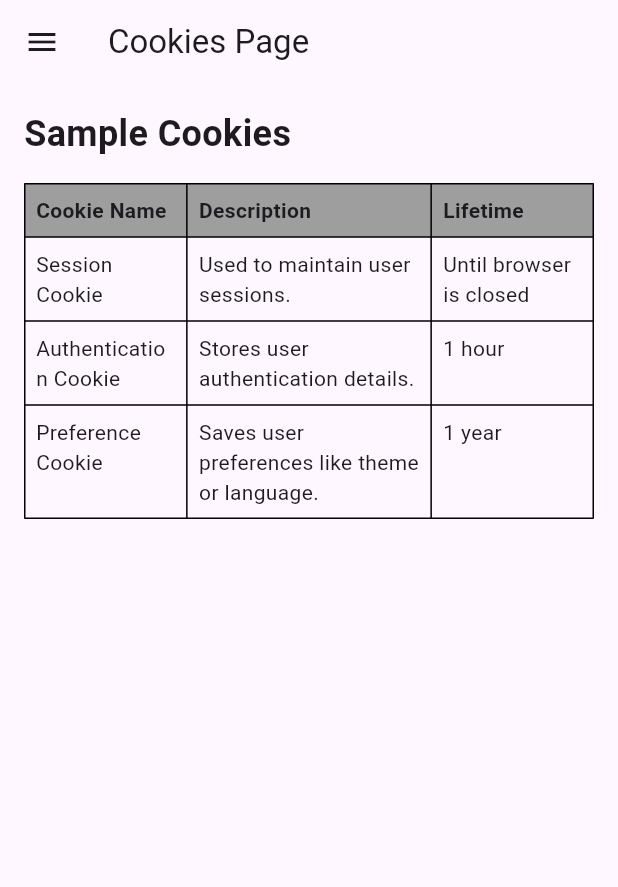
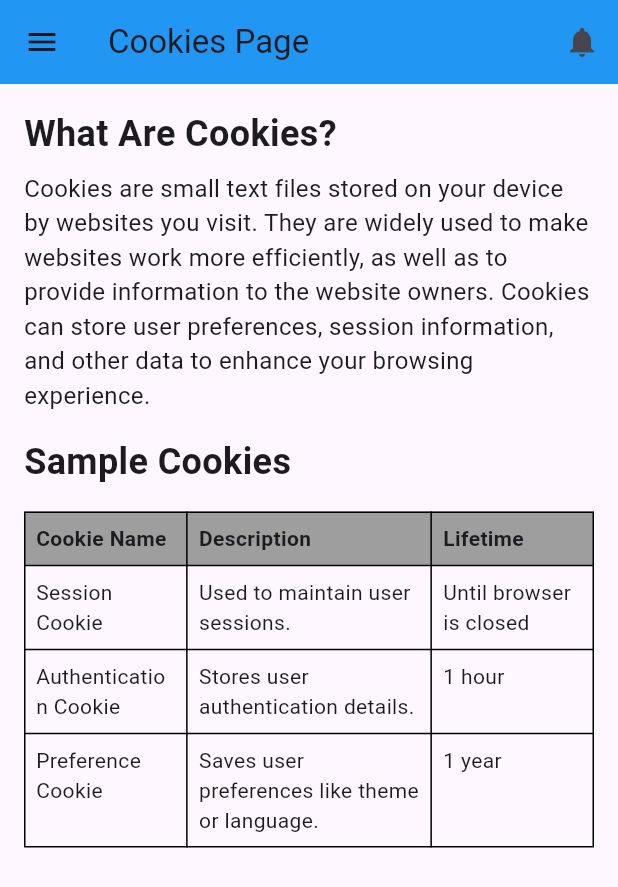
Before and after one commit to easv4sem/flutter_hestia, a Flutter app: the CookiesPage screen opened by its route, on a phone screen of 412 x 824 dp. Shown: the top 887 px of the screen. Run offline on Flutter 3.47's test engine with Material 3 defaults, Android fonts, the phone set to English and light mode, and no system bars; our stand-ins replace go_router.

Commit message:
Add initial implementation of app structure with routing, pages, and assets
- Created cookie and privacy policy JSON files for data storage.
- Implemented main layout and navigation structure with a drawer.
- Added pages for Home, Cookies, Privacy Policy, Settings, and Not Found.
- Integrated app constants for app name, version, and description.
- Updated pubspec.yaml to include new dependencies and assets.

```diff
--- /dev/null
+++ b/assets/cookies_info.json
@@ -0,0 +1,6 @@
+{
+  "introduction": {
+    "title": "What Are Cookies?",
+    "content": "Cookies are small text files stored on your device by websites you visit. They are widely used to make websites work more efficiently, as well as to provide information to the website owners. Cookies can store user preferences, session information, and other data to enhance your browsing experience."
+  }
+}
--- /dev/null
+++ b/lib/core/app_constants.dart
@@ -0,0 +1,5 @@
+class AppConstants {
+  static const String appName = 'Hestia';
+  static const String appVersion = '1.0.0';
+  static const String appDescription = 'Hestia is a sample Flutter application.';
+}
--- a/lib/main.dart
+++ b/lib/main.dart
@@ -1,5 +1,6 @@
 import 'package:flutter/material.dart';
 import 'package:hestia/core/router.dart';
+import 'package:hestia/core/app_constants.dart';
 
 void main() {
   runApp(MyApp());
@@ -11,6 +12,10 @@ class MyApp extends StatelessWidget {
   @override
   Widget build(BuildContext context) {
 
-    return MaterialApp.router(routerConfig: AppRouter.router);
+    return MaterialApp.router(routerConfig: AppRouter.router,
+      title: Text(AppConstants.appName).data.toString(),
+      debugShowCheckedModeBanner: false,
+    );
   }
+
 }
--- a/lib/pages/cookies_page.dart
+++ /dev/null
@@ -1,100 +0,0 @@
-import 'package:flutter/material.dart';
-import 'package:hestia/widgets/main_layout_widget.dart';
-
-class CookiesPage extends StatelessWidget {
-  const CookiesPage({super.key});
-
-  @override
-  Widget build(BuildContext context) {
-    // Example list of cookies
-    final cookies = [
-      {'name': 'Session Cookie', 'description': 'Used to maintain user sessions.', 'lifetime': 'Until browser is closed'},
-      {'name': 'Authentication Cookie', 'description': 'Stores user authentication details.', 'lifetime': '1 hour'},
-      {'name': 'Preference Cookie', 'description': 'Saves user preferences like theme or language.', 'lifetime': '1 year'},
-    ];
-
-    return MainLayoutWidget(
-      title: 'Cookies Page',
-      body: Padding(
-        padding: const EdgeInsets.all(16.0),
-        child: Column(
-          crossAxisAlignment: CrossAxisAlignment.start,
-          children: [
-            const Text(
-              'Sample Cookies',
-              style: TextStyle(fontSize: 24, fontWeight: FontWeight.bold),
-            ),
-            const SizedBox(height: 16),
-            CookiesTable(cookies: cookies), // Pass the list of cookies here
-          ],
-        ),
-      ),
-    );
-  }
-}
-
-class CookiesTable extends StatelessWidget {
-  final List<Map<String, String>> cookies;
-
-  const CookiesTable({super.key, required this.cookies});
-
-  @override
-  Widget build(BuildContext context) {
-    return Table(
-      border: TableBorder.all(),
-      columnWidths: const {
-        0: FlexColumnWidth(2),
-        1: FlexColumnWidth(3),
-        2: FlexColumnWidth(2),
-      },
-      children: [
-        // Header row
-        const TableRow(
-          decoration: BoxDecoration(color: Colors.grey),
-          children: [
-            Padding(
-              padding: EdgeInsets.all(8.0),
-              child: Text(
-                'Cookie Name',
-                style: TextStyle(fontWeight: FontWeight.bold),
-              ),
-            ),
-            Padding(
-              padding: EdgeInsets.all(8.0),
-              child: Text(
-                'Description',
-                style: TextStyle(fontWeight: FontWeight.bold),
-              ),
-            ),
-            Padding(
-              padding: EdgeInsets.all(8.0),
-              child: Text(
-                'Lifetime',
-                style: TextStyle(fontWeight: FontWeight.bold),
-              ),
-            ),
-          ],
-        ),
-        // Data rows
-        ...cookies.map((cookie) {
-          return TableRow(
-            children: [
-              Padding(
-                padding: const EdgeInsets.all(8.0),
-                child: Text(cookie['name'] ?? ''),
-              ),
-              Padding(
-                padding: const EdgeInsets.all(8.0),
-                child: Text(cookie['description'] ?? ''),
-              ),
-              Padding(
-                padding: const EdgeInsets.all(8.0),
-                child: Text(cookie['lifetime'] ?? ''),
-              ),
-            ],
-          );
-        }).toList(),
-      ],
-    );
-  }
-}
--- /dev/null
+++ b/lib/presentation/pages/cookies_page.dart
@@ -0,0 +1,153 @@
+import 'dart:convert';
+import 'package:flutter/material.dart';
+import 'package:hestia/presentation/widgets/main_layout_widget.dart';
+
+class CookiesPage extends StatelessWidget {
+  const CookiesPage({super.key});
+
+  Future<Map<String, String>> _loadIntroduction(BuildContext context) async {
+    final String jsonString = await DefaultAssetBundle.of(context).loadString('assets/cookies_info.json');
+    final Map<String, dynamic> jsonData = json.decode(jsonString);
+    return {
+      'title': jsonData['introduction']['title'] as String,
+      'content': jsonData['introduction']['content'] as String,
+    };
+  }
+
+  Future<List<Map<String, String>>> _loadCookies(BuildContext context) async {
+    final String jsonString = await DefaultAssetBundle.of(context).loadString('assets/cookies.json');
+    final List<dynamic> jsonData = json.decode(jsonString);
+    return jsonData.map((item) => {
+          'name': item['name'] as String,
+          'description': item['description'] as String,
+          'lifetime': item['lifetime'] as String,
+        }).toList();
+  }
+
+  @override
+  Widget build(BuildContext context) {
+    return MainLayoutWidget(
+      title: 'Cookies Page',
+      body: Padding(
+        padding: const EdgeInsets.all(16.0),
+        child: FutureBuilder<Map<String, String>>(
+          future: _loadIntroduction(context),
+          builder: (context, introSnapshot) {
+            if (introSnapshot.connectionState == ConnectionState.waiting) {
+              return const Center(child: CircularProgressIndicator());
+            } else if (introSnapshot.hasError) {
+              return const Center(child: Text('Failed to load introduction.'));
+            } else if (!introSnapshot.hasData) {
+              return const Center(child: Text('No introduction data available.'));
+            }
+
+            final introduction = introSnapshot.data!;
+            return FutureBuilder<List<Map<String, String>>>(
+              future: _loadCookies(context),
+              builder: (context, cookiesSnapshot) {
+                if (cookiesSnapshot.connectionState == ConnectionState.waiting) {
+                  return const Center(child: CircularProgressIndicator());
+                } else if (cookiesSnapshot.hasError) {
+                  return const Center(child: Text('Failed to load cookies.'));
+                } else if (!cookiesSnapshot.hasData || cookiesSnapshot.data!.isEmpty) {
+                  return const Center(child: Text('No cookies data available.'));
+                }
+
+                final cookies = cookiesSnapshot.data!;
+                return SingleChildScrollView(
+                  child: Column(
+                    crossAxisAlignment: CrossAxisAlignment.start,
+                    children: [
+                      Text(
+                        introduction['title']!,
+                        style: const TextStyle(fontSize: 24, fontWeight: FontWeight.bold),
+                      ),
+                      const SizedBox(height: 8),
+                      Text(
+                        introduction['content']!,
+                        style: const TextStyle(fontSize: 16),
+                      ),
+                      const SizedBox(height: 16),
+                      const Text(
+                        'Sample Cookies',
+                        style: TextStyle(fontSize: 24, fontWeight: FontWeight.bold),
+                      ),
+                      const SizedBox(height: 16),
+                      CookiesTable(cookies: cookies), // Pass the loaded cookies here
+                    ],
+                  ),
+                );
+              },
+            );
+          },
+        ),
+      ),
+    );
+  }
+}
+
+class CookiesTable extends StatelessWidget {
+  final List<Map<String, String>> cookies;
+
+  const CookiesTable({super.key, required this.cookies});
+
+  @override
+  Widget build(BuildContext context) {
+    return Table(
+      border: TableBorder.all(),
+      columnWidths: const {
+        0: FlexColumnWidth(2),
+        1: FlexColumnWidth(3),
+        2: FlexColumnWidth(2),
+      },
+      children: [
+        // Header row
+        const TableRow(
+          decoration: BoxDecoration(color: Colors.grey),
+          children: [
+            Padding(
+              padding: EdgeInsets.all(8.0),
+              child: Text(
+                'Cookie Name',
+                style: TextStyle(fontWeight: FontWeight.bold),
+              ),
+            ),
+            Padding(
+              padding: EdgeInsets.all(8.0),
+              child: Text(
+                'Description',
+                style: TextStyle(fontWeight: FontWeight.bold),
+              ),
+            ),
+            Padding(
+              padding: EdgeInsets.all(8.0),
+              child: Text(
+                'Lifetime',
+                style: TextStyle(fontWeight: FontWeight.bold),
+              ),
+            ),
+          ],
+        ),
+        // Data rows
+        ...cookies.map((cookie) {
+          return TableRow(
+            children: [
+              Padding(
+                padding: const EdgeInsets.all(8.0),
+                child: Text(cookie['name'] ?? ''),
+              ),
+              Padding(
+                padding: const EdgeInsets.all(8.0),
+                child: Text(cookie['description'] ?? ''),
+              ),
+              Padding(
+                padding: const EdgeInsets.all(8.0),
+                child: Text(cookie['lifetime'] ?? ''),
+              ),
+            ],
+          );
+        }).toList(),
+      ],
+    );
+  }
+}
--- a/lib/pages/home_page.dart
+++ b/lib/presentation/pages/home_page.dart
@@ -1,5 +1,5 @@
 import 'package:flutter/material.dart';
-import 'package:hestia/widgets/main_layout_widget.dart';
+import 'package:hestia/presentation/widgets/main_layout_widget.dart';
 
 class HomePage extends StatelessWidget {
 
--- a/lib/pages/privacy_policy_page.dart
+++ b/lib/presentation/pages/privacy_policy_page.dart
@@ -1,6 +1,6 @@
 import 'dart:convert';
 import 'package:flutter/material.dart';
-import 'package:hestia/widgets/main_layout_widget.dart';
+import 'package:hestia/presentation/widgets/main_layout_widget.dart';
 
 class PrivacyPolicyPage extends StatelessWidget {
   const PrivacyPolicyPage({super.key});
@@ -25,13 +25,13 @@ class PrivacyPolicyPage extends StatelessWidget {
           children: [
             // Fixed left-side content
             SizedBox(
-              width: 200, // Fixed width for the left section
+              width: 300, // Fixed width for the left section
               child: Column(
                 crossAxisAlignment: CrossAxisAlignment.start,
                 children: const [
                   Text(
                     'Frequently Asked Questions',
-                    style: TextStyle(fontSize: 20, fontWeight: FontWeight.bold),
+                    style: TextStyle(fontSize: 50, fontWeight: FontWeight.bold),
                   ),
                 ],
               ),
--- a/lib/pages/settings_page.dart
+++ b/lib/presentation/pages/settings_page.dart
@@ -1,5 +1,5 @@
 import 'package:flutter/material.dart';
-import 'package:hestia/widgets/main_layout_widget.dart';
+import 'package:hestia/presentation/widgets/main_layout_widget.dart';
 
 class SettingsPage extends StatelessWidget{
   const SettingsPage({super.key});
--- /dev/null
+++ b/lib/presentation/widgets/app_bar_widget.dart
@@ -0,0 +1,28 @@
+import 'package:flutter/material.dart';
+
+class MainAppBarWidget extends StatelessWidget implements PreferredSizeWidget {
+  final String title;
+
+  const MainAppBarWidget({super.key, required this.title});
+
+  @override
+  Widget build(BuildContext context) {
+    return AppBar(
+      title: Text(title),
+      backgroundColor: Colors.blue,
+
+
+      actions: [
+        IconButton(
+          icon: const Icon(Icons.notifications),
+          onPressed: () {
+            // Implement notifications functionality here
+          },
+        ),
+      ],
+    );
+  }
+
+  @override
+  Size get preferredSize => const Size.fromHeight(kToolbarHeight);
+}
--- a/lib/widgets/main_layout_widget.dart
+++ b/lib/presentation/widgets/main_drawer.dart
@@ -2,19 +2,12 @@ import 'package:flutter/material.dart';
 import 'package:go_router/go_router.dart';
 import 'package:hestia/core/routes.dart';
 
-class MainLayoutWidget extends StatelessWidget {
-  final Widget body;
-  final String title;
-
-  const MainLayoutWidget({super.key, required this.body, required this.title});
+class MainDrawer extends StatelessWidget {
+  const MainDrawer({super.key});
 
   @override
   Widget build(BuildContext context) {
-    return Scaffold(
-      appBar: AppBar(
-        title: Text(title),
-      ),
-      drawer: Drawer(
+    return Drawer(
         child: ListView(
           padding: EdgeInsets.zero,
           children: [
@@ -55,8 +48,7 @@ class MainLayoutWidget extends StatelessWidget {
             ),
           ],
         ),
-      ),
-      body: body,
     );
   }
+
 }
--- /dev/null
+++ b/lib/presentation/widgets/main_layout_widget.dart
@@ -0,0 +1,20 @@
+import 'package:flutter/material.dart';
+import 'package:hestia/presentation/widgets/main_drawer.dart';
+import 'app_bar_widget.dart';
+
+class MainLayoutWidget extends StatelessWidget {
+  final Widget body;
+  final String title;
+
+  const MainLayoutWidget({super.key, required this.body, required this.title});
+
+  @override
+  Widget build(BuildContext context) {
+    return Scaffold(
+      appBar: MainAppBarWidget(title: title),
+      drawer: MainDrawer(),
+      body: body,
+
+    );
+  }
+}
--- a/pubspec.yaml
+++ b/pubspec.yaml
@@ -30,11 +30,12 @@ environment:
 dependencies:
   flutter:
     sdk: flutter
-  go_router: ^14.8.1
+  go_router: ^15.1.0
 
   # The following adds the Cupertino Icons font to your application.
   # Use with the CupertinoIcons class for iOS style icons.
   cupertino_icons: ^1.0.8
+  auth0_flutter: ^1.9.0
 
 dev_dependencies:
   flutter_test:
@@ -90,3 +91,5 @@ flutter:
   # see https://flutter.dev/to/font-from-package
   assets:
     - assets/privacy_policy.json
+    - assets/cookies.json
+    - assets/cookies_info.json
```
Also changed, not shown: assets/cookies.json (added, +17 -0 lines), lib/core/router.dart (+7 -4 lines), lib/presentation/pages/not_found_page.dart (added, +44 -0 lines), 1 other file.
